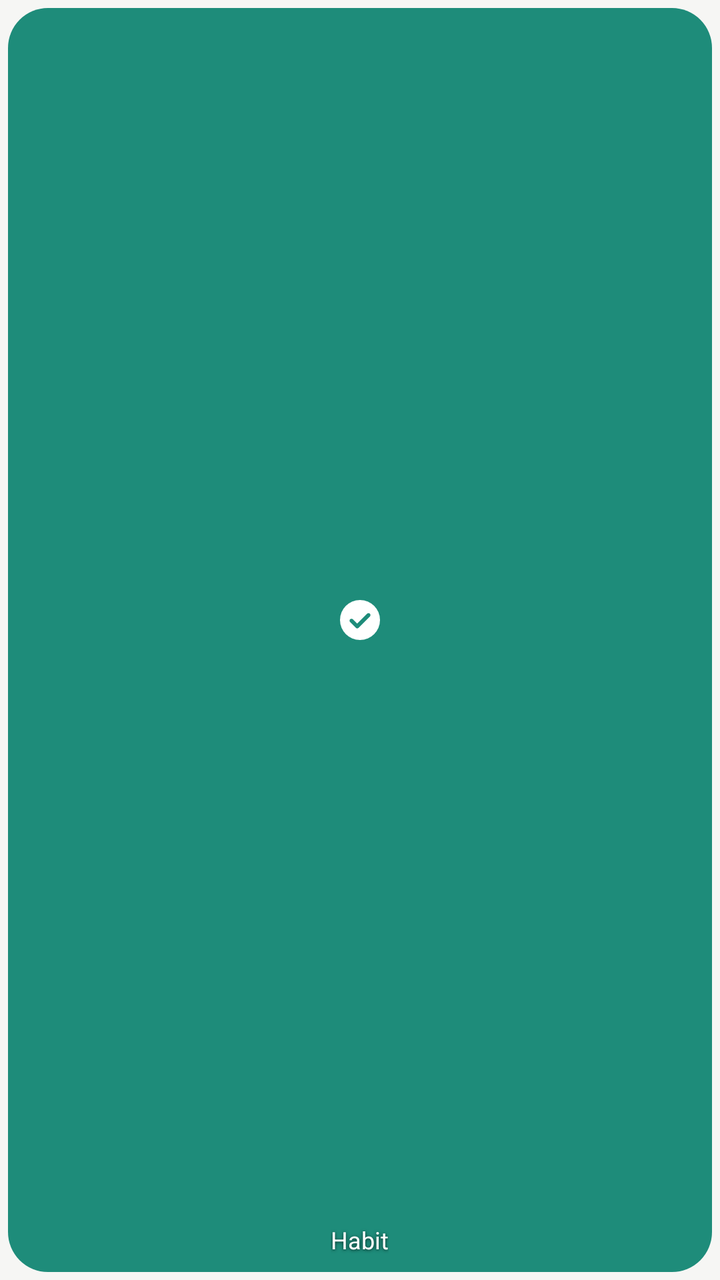
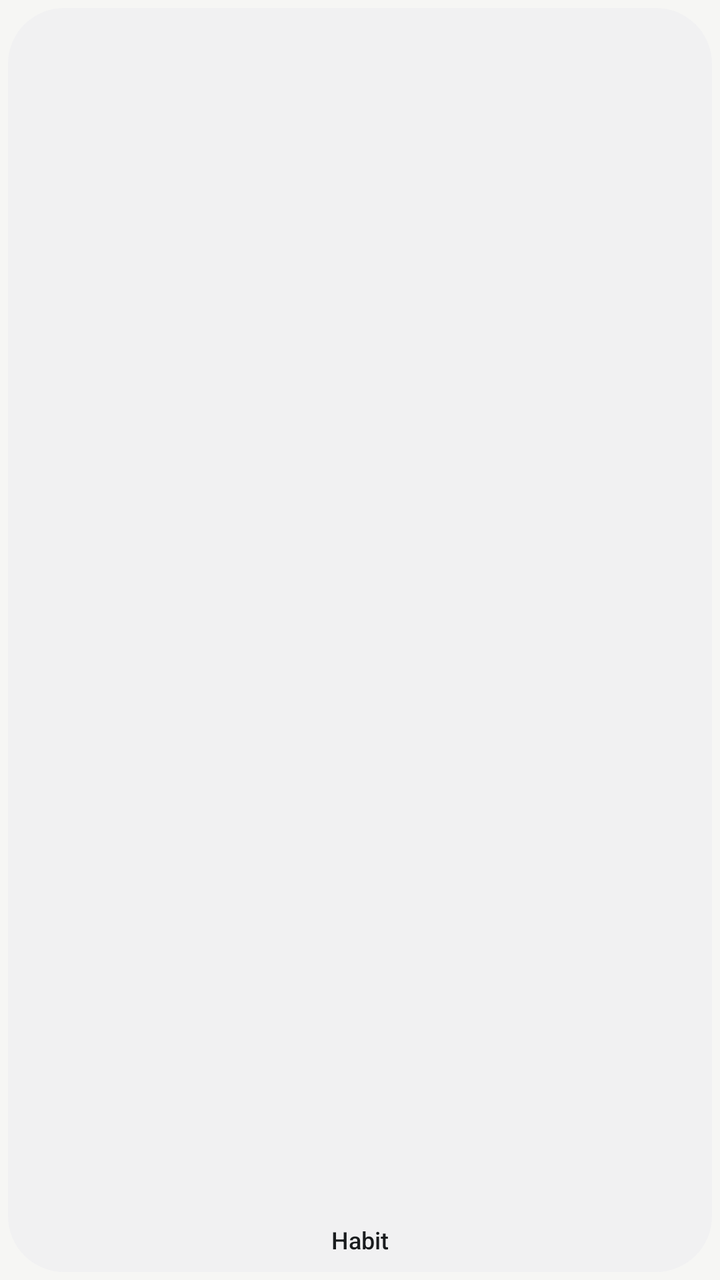

The first picture is an Android layout as it rendered before a commit; the second is the same layout after the commit. The layout source and the unified diff follow.
<!-- AndroidManifest.xml: application theme Theme.HabitTracker -->
<!-- res/layout/widget_habit.xml -->
<?xml version="1.0" encoding="utf-8"?>
<FrameLayout xmlns:android="http://schemas.android.com/apk/res/android"
    android:id="@+id/widget_root"
    android:layout_width="match_parent"
    android:layout_height="match_parent"
    android:padding="4dp">

    <ImageView
        android:id="@+id/widget_bg"
        android:layout_width="match_parent"
        android:layout_height="match_parent"
        android:importantForAccessibility="no"
        android:scaleType="fitXY"
        android:src="@drawable/widget_tile"
        android:tint="@color/ic_launcher_background" />

    <LinearLayout
        android:layout_width="match_parent"
        android:layout_height="match_parent"
        android:gravity="center"
        android:orientation="vertical"
        android:padding="8dp">

        <ImageView
            android:id="@+id/widget_icon"
            android:layout_width="match_parent"
            android:layout_height="0dp"
            android:layout_weight="1"
            android:importantForAccessibility="no"
            android:scaleType="centerInside"
            android:src="@drawable/ic_habit_check" />

        <TextView
            android:id="@+id/widget_label"
            style="@style/WidgetLabel"
            android:text="@string/widget_preview_name" />

        <Chronometer
            android:id="@+id/widget_timer"
            style="@style/WidgetLabel"
            android:textSize="16sp"
            android:textStyle="bold"
            android:visibility="gone" />
    </LinearLayout>

    <ImageView
        android:id="@+id/widget_badge"
        android:layout_width="20dp"
        android:layout_height="20dp"
        android:layout_gravity="top|end"
        android:layout_margin="8dp"
        android:importantForAccessibility="no"
        android:visibility="gone" />
</FrameLayout>
<!-- resources referenced by this layout -->
<resources>
  <color name="ic_launcher_background">#1E8C7A</color>
  <!-- drawable ic_habit_check (drawable) -->
  <?xml version="1.0" encoding="utf-8"?>
  <vector xmlns:android="http://schemas.android.com/apk/res/android"
      android:width="24dp"
      android:height="24dp"
      android:viewportWidth="960"
      android:viewportHeight="960">
      <group android:translateY="960">
          <path
              android:fillColor="@android:color/white"
              android:pathData="m 424 -408 -86 -86 q -11 -11 -28 -11 t -28 11 q -11 11 -11 28 t 11 28 l 114 114 q 12 12 28 12 t 28 -12 l 226 -226 q 11 -11 11 -28 t -11 -28 q -11 -11 -28 -11 t -28 11 L 424 -408 Z m 56 328 q -83 0 -156 -31.5 T 197 -197 q -54 -54 -85.5 -127 T 80 -480 q 0 -83 31.5 -156 T 197 -763 q 54 -54 127 -85.5 T 480 -880 q 83 0 156 31.5 T 763 -763 q 54 54 85.5 127 T 880 -480 q 0 83 -31.5 156 T 763 -197 q -54 54 -127 85.5 T 480 -80 Z" />
      </group>
  </vector>
  <!-- drawable widget_tile (drawable) -->
  <?xml version="1.0" encoding="utf-8"?>
  <shape xmlns:android="http://schemas.android.com/apk/res/android" android:shape="rectangle">
      <solid android:color="#FFFFFFFF" />
      <corners android:radius="20dp" />
  </shape>
  <string name="widget_preview_name">Habit</string>
  <style name="WidgetLabel">
          <item name="android:layout_width">wrap_content</item>
          <item name="android:layout_height">wrap_content</item>
          <item name="android:layout_marginTop">4dp</item>
          <item name="android:maxWidth">240dp</item>
          <item name="android:ellipsize">end</item>
          <item name="android:singleLine">true</item>
          <item name="android:textColor">#FFFFFFFF</item>
          <item name="android:textSize">12sp</item>
          <item name="android:shadowColor">#B3000000</item>
          <item name="android:shadowRadius">4</item>
          <item name="android:shadowDy">1</item>
      </style>
  <style name="Theme.HabitTracker" parent="Base.Theme.HabitTracker" />
  <color name="brand">#1E8C7A</color>
  <color name="bg">#F6F6F4</color>
  <color name="text_primary">#1C1C1C</color>
  <color name="text_secondary">#6E6E6B</color>
  <style name="Theme.HabitTracker.Dialog" parent="android:Theme.Material.Light.Dialog.Alert">
          <item name="android:colorAccent">@color/brand</item>
          <item name="android:colorPrimary">@color/brand</item>
      </style>
  <!-- unchanged entries left out for length: 1 -->
</resources>

<!-- the commit's change to res/layout/widget_habit.xml (unified diff, before → after) -->
@@ -11,8 +11,7 @@
         android:layout_height="match_parent"
         android:importantForAccessibility="no"
         android:scaleType="fitXY"
-        android:src="@drawable/widget_tile"
-        android:tint="@color/ic_launcher_background" />
+        android:src="@drawable/widget_tile" />
 
     <LinearLayout
         android:layout_width="match_parent"
@@ -28,7 +27,7 @@
             android:layout_weight="1"
             android:importantForAccessibility="no"
             android:scaleType="centerInside"
-            android:src="@drawable/ic_habit_check" />
+            android:src="@mipmap/ic_launcher_round" />
 
         <TextView
             android:id="@+id/widget_label"
@@ -45,10 +44,10 @@
 
     <ImageView
         android:id="@+id/widget_badge"
-        android:layout_width="20dp"
-        android:layout_height="20dp"
+        android:layout_width="18dp"
+        android:layout_height="18dp"
         android:layout_gravity="top|end"
-        android:layout_margin="8dp"
+        android:layout_margin="10dp"
         android:importantForAccessibility="no"
         android:visibility="gone" />
 </FrameLayout>
<!-- resource entries referenced after the edit -->
@@ -1,40 +1,74 @@
 <!-- resources referenced by this layout -->
 <resources>
   <color name="ic_launcher_background">#1E8C7A</color>
-  <!-- drawable ic_habit_check (drawable) -->
+  <!-- drawable ic_launcher_foreground (drawable) -->
   <?xml version="1.0" encoding="utf-8"?>
   <vector xmlns:android="http://schemas.android.com/apk/res/android"
-      android:width="24dp"
-      android:height="24dp"
-      android:viewportWidth="960"
-      android:viewportHeight="960">
-      <group android:translateY="960">
-          <path
-              android:fillColor="@android:color/white"
-              android:pathData="m 424 -408 -86 -86 q -11 -11 -28 -11 t -28 11 q -11 11 -11 28 t 11 28 l 114 114 q 12 12 28 12 t 28 -12 l 226 -226 q 11 -11 11 -28 t -11 -28 q -11 -11 -28 -11 t -28 11 L 424 -408 Z m 56 328 q -83 0 -156 -31.5 T 197 -197 q -54 -54 -85.5 -127 T 80 -480 q 0 -83 31.5 -156 T 197 -763 q 54 -54 127 -85.5 T 480 -880 q 83 0 156 31.5 T 763 -763 q 54 54 85.5 127 T 880 -480 q 0 83 -31.5 156 T 763 -197 q -54 54 -127 85.5 T 480 -80 Z" />
-      </group>
+      android:width="108dp"
+      android:height="108dp"
+      android:viewportWidth="108"
+      android:viewportHeight="108">
+      <path
+          android:pathData="M54,29a25,25 0,1 1,0 50a25,25 0,1 1,0 -50z"
+          android:strokeWidth="3"
+          android:strokeAlpha="0.55"
+          android:strokeColor="#FFFFFF" />
+      <path
+          android:fillColor="#FFFFFF"
+          android:pathData="M54,37a17,17 0,1 1,0 34a17,17 0,1 1,0 -34z" />
+      <path
+          android:pathData="M46.5,54.5L51.5,59.5L61.5,49.5"
+          android:strokeWidth="4"
+          android:strokeColor="@color/ic_launcher_background"
+          android:strokeLineCap="round"
+          android:strokeLineJoin="round" />
   </vector>
+  <!-- drawable ic_launcher_monochrome (drawable) -->
+  <?xml version="1.0" encoding="utf-8"?>
+  <vector xmlns:android="http://schemas.android.com/apk/res/android"
+      android:width="108dp"
+      android:height="108dp"
+      android:viewportWidth="108"
+      android:viewportHeight="108">
+      <path
+          android:pathData="M54,29a25,25 0,1 1,0 50a25,25 0,1 1,0 -50z"
+          android:strokeWidth="3"
+          android:strokeAlpha="0.55"
+          android:strokeColor="#FFFFFF" />
+      <path
+          android:fillColor="#FFFFFF"
+          android:fillType="evenOdd"
+          android:pathData="M54,37a17,17 0,1 1,0 34a17,17 0,1 1,0 -34zM46.5,54.5L51.5,59.5L61.5,49.5L59.4,47.4L51.5,55.3L48.6,52.4z" />
+  </vector>
+  <color name="widget_text">#1C1C1C</color>
   <!-- drawable widget_tile (drawable) -->
   <?xml version="1.0" encoding="utf-8"?>
   <shape xmlns:android="http://schemas.android.com/apk/res/android" android:shape="rectangle">
-      <solid android:color="#FFFFFFFF" />
-      <corners android:radius="20dp" />
+      <solid android:color="@color/widget_surface" />
+      <corners android:radius="@dimen/widget_radius" />
   </shape>
+  <!-- mipmap ic_launcher_round (mipmap-anydpi-v26) -->
+  <?xml version="1.0" encoding="utf-8"?>
+  <adaptive-icon xmlns:android="http://schemas.android.com/apk/res/android">
+      <background android:drawable="@color/ic_launcher_background" />
+      <foreground android:drawable="@drawable/ic_launcher_foreground" />
+      <monochrome android:drawable="@drawable/ic_launcher_monochrome" />
+  </adaptive-icon>
   <string name="widget_preview_name">Habit</string>
   <style name="WidgetLabel">
           <item name="android:layout_width">wrap_content</item>
           <item name="android:layout_height">wrap_content</item>
-          <item name="android:layout_marginTop">4dp</item>
+          <item name="android:layout_marginTop">6dp</item>
           <item name="android:maxWidth">240dp</item>
           <item name="android:ellipsize">end</item>
           <item name="android:singleLine">true</item>
-          <item name="android:textColor">#FFFFFFFF</item>
+          <item name="android:textColor">@color/widget_text</item>
           <item name="android:textSize">12sp</item>
-          <item name="android:shadowColor">#B3000000</item>
-          <item name="android:shadowRadius">4</item>
-          <item name="android:shadowDy">1</item>
+          <item name="android:fontFamily">sans-serif-medium</item>
       </style>
   <style name="Theme.HabitTracker" parent="Base.Theme.HabitTracker" />
+  <color name="widget_surface">#DBFFFFFF</color>
+  <dimen name="widget_radius">18dp</dimen>
   <color name="brand">#1E8C7A</color>
   <color name="bg">#F6F6F4</color>
   <color name="text_primary">#1C1C1C</color>
